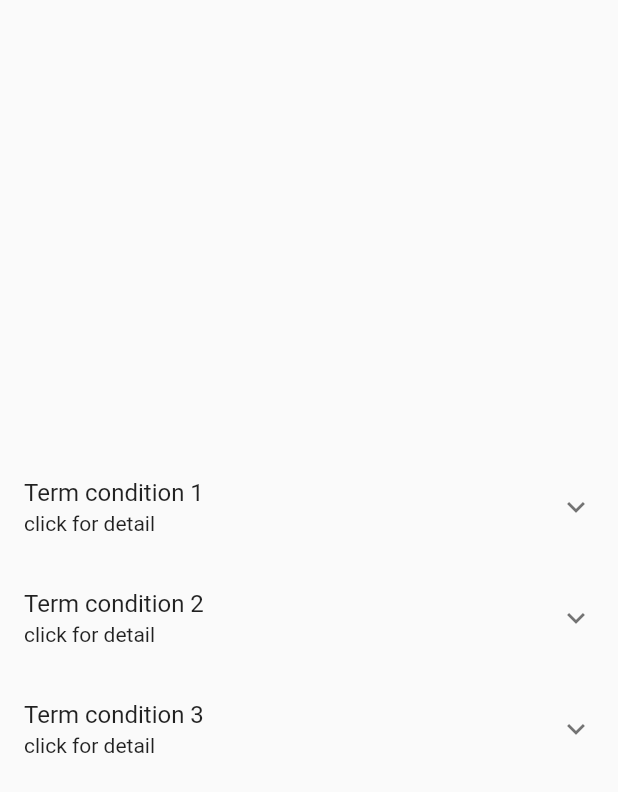
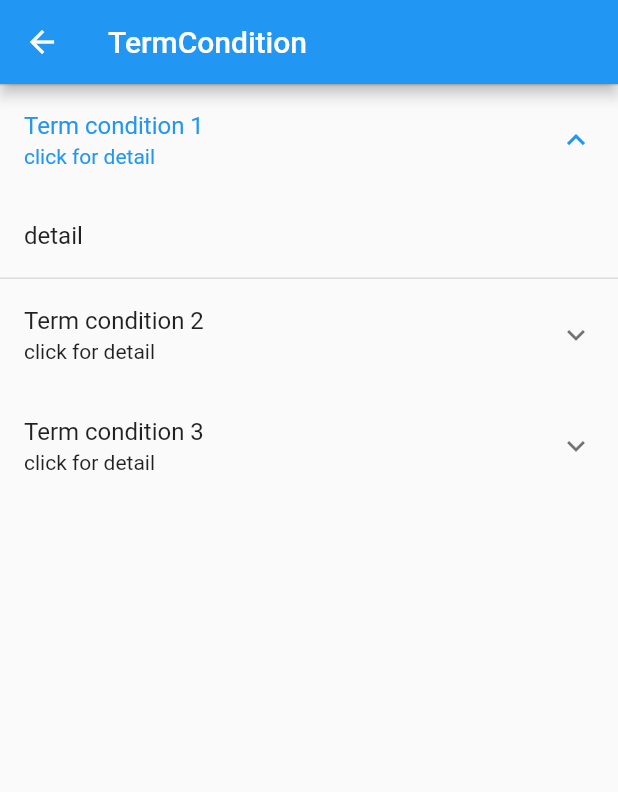
Before and after one commit to JengOnline/FlutterDemo, a Flutter app: the TermCondition screen opened directly, on a phone screen of 412 x 824 dp. Shown: the top 792 px of the screen. Run offline on Flutter 3.47's test engine with Material 2 defaults, Android fonts, the phone set to English and light mode, and no system bars; missing offline and left inert: dart:ffi.

Commit message:
change term and condition screen

```diff
--- a/my_app/lib/src/feature/term_condition/presentation/expansion_tile_widget.dart
+++ b/my_app/lib/src/feature/term_condition/presentation/expansion_tile_widget.dart
@@ -1,21 +1,25 @@
+import 'dart:ffi';
+
 import 'package:flutter/material.dart';
 
 class ExpansionTileWidget extends StatefulWidget {
-  const ExpansionTileWidget({super.key, required this.title});
+  const ExpansionTileWidget(
+      {super.key, required this.title, this.initiallyExpanded = false});
 
   final String title;
+  final bool initiallyExpanded;
 
   @override
   ExpansionTileWidgetState createState() => ExpansionTileWidgetState();
 }
 
 class ExpansionTileWidgetState extends State<ExpansionTileWidget> {
-  bool customTileExpanded = false;
   @override
   Widget build(BuildContext context) {
     return Column(
       children: [
         ExpansionTile(
+          initiallyExpanded: widget.initiallyExpanded,
           title: Text(widget.title),
           subtitle: const Text('click for detail'),
           children: const <Widget>[
--- a/my_app/lib/src/feature/term_condition/presentation/term_condition_screen.dart
+++ b/my_app/lib/src/feature/term_condition/presentation/term_condition_screen.dart
@@ -7,13 +7,19 @@ class TermCondition extends StatelessWidget {
   @override
   Widget build(BuildContext context) {
     return Scaffold(
+        appBar: AppBar(
+          title: const Text("TermCondition"),
+        ),
         body: Column(
-      mainAxisAlignment: MainAxisAlignment.center,
-      children: const [
-        ExpansionTileWidget(title: 'Term condition 1'),
-        ExpansionTileWidget(title: 'Term condition 2'),
-        ExpansionTileWidget(title: 'Term condition 3'),
-      ],
-    ));
+          mainAxisAlignment: MainAxisAlignment.start,
+          children: const [
+            ExpansionTileWidget(
+              title: 'Term condition 1',
+              initiallyExpanded: true,
+            ),
+            ExpansionTileWidget(title: 'Term condition 2'),
+            ExpansionTileWidget(title: 'Term condition 3'),
+          ],
+        ));
   }
 }
```
